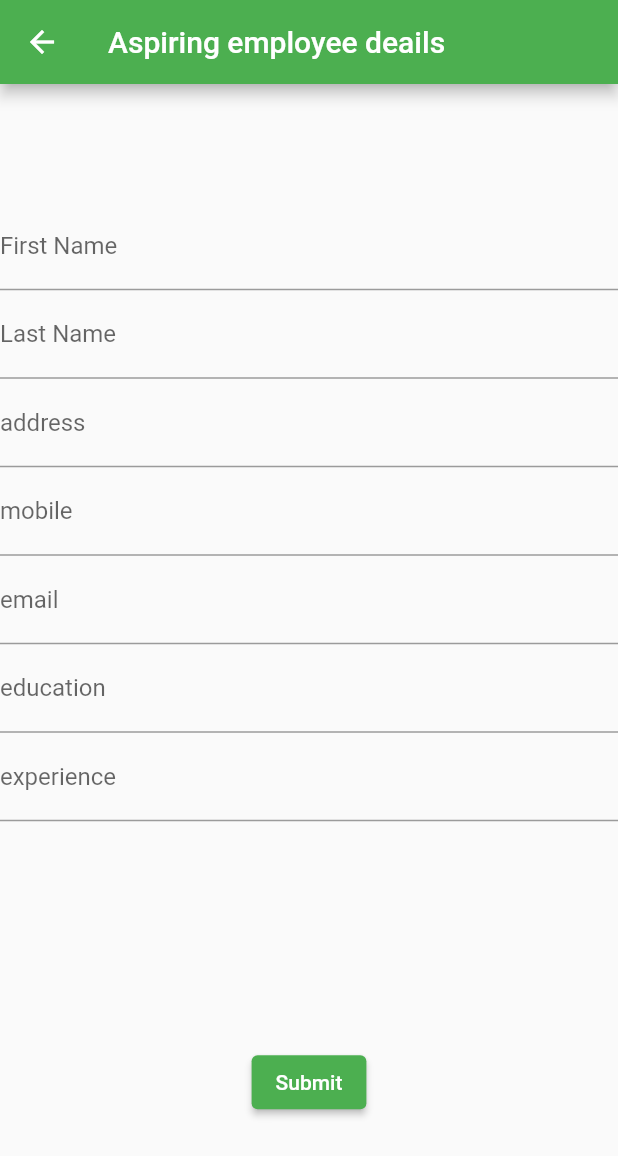
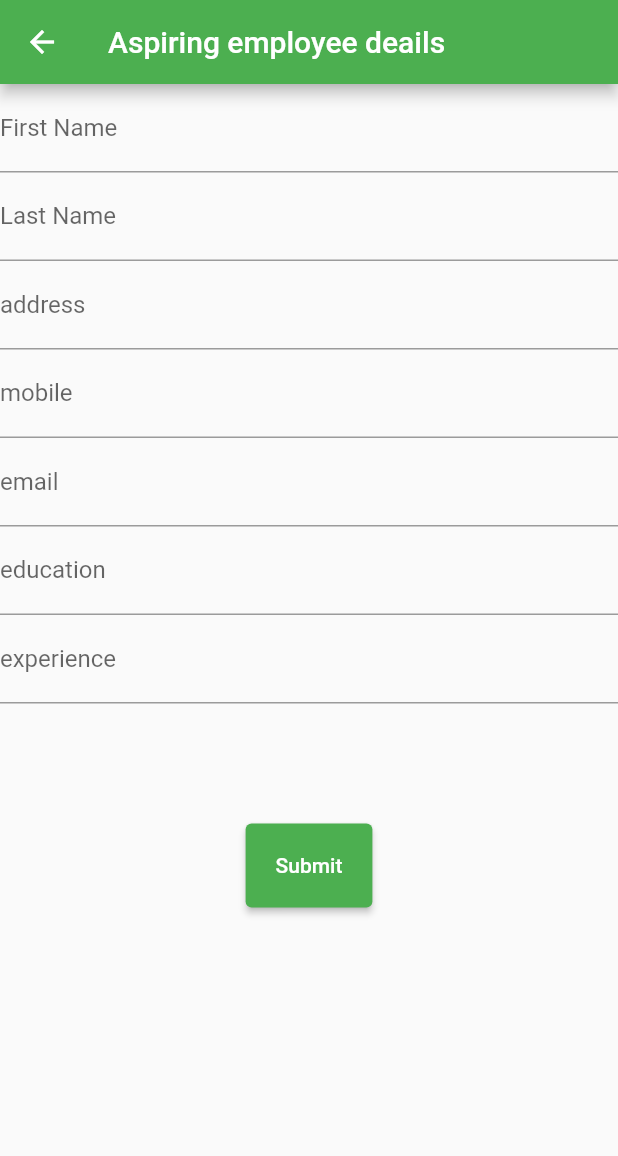
Before and after one commit to SwarajErra/hybrid, a Flutter app: the ResumeForm screen opened directly, on a phone screen of 412 x 824 dp. Shown: the top 1156 px of the screen. Run offline on Flutter 3.47's test engine with Material 2 defaults, Android fonts, the light colour scheme and no system bars; our stand-ins replace cloud_firestore, firebase_auth, firebase_core, fluttertoast, getwidget, google_fonts and 2 more; accounts and stored records are empty.

```diff
--- a/lib/forms/employeeForm.dart
+++ b/lib/forms/employeeForm.dart
@@ -158,7 +158,8 @@ class ResumeFormState extends State<ResumeForm> {
         //margin: EdgeInsets.all(1),
         child: Form(
           key: _formKey,
-          child: Column(
+          child:SingleChildScrollView(child:
+         Column(
             mainAxisAlignment: MainAxisAlignment.center,
             children: <Widget>[
               _buildFirstNameField(),
@@ -168,7 +169,7 @@ class ResumeFormState extends State<ResumeForm> {
               _buildEmailField(),
               _buildEducationField(),
               _buildExperienceField(),
-              SizedBox(height: 150,),
+              SizedBox(height: 80,),
               ElevatedButton(onPressed: ()  {
                 pushData(first_nameController.text,last_nameController.text,addressController.text,mobileController.hashCode,
                 emailController.text,educationController.text,experienceController.text);
@@ -178,10 +179,11 @@ class ResumeFormState extends State<ResumeForm> {
                 _formKey.currentState!.save();
               },
                 style: ButtonStyle(backgroundColor: MaterialStateProperty.all(Colors.green),
-
+                  padding: MaterialStateProperty.all(EdgeInsets.all(20)),
                 ),
                 child:Text('Submit'),)
             ],
+         ),
           ),
         ),
       ),
@@ -193,7 +195,6 @@ class ResumeFormState extends State<ResumeForm> {
         'last_name': last_name,
         'address': address,
         'mobile': mobile,
-
         'email': email,
         'education': education,
         'experience': experience
```
